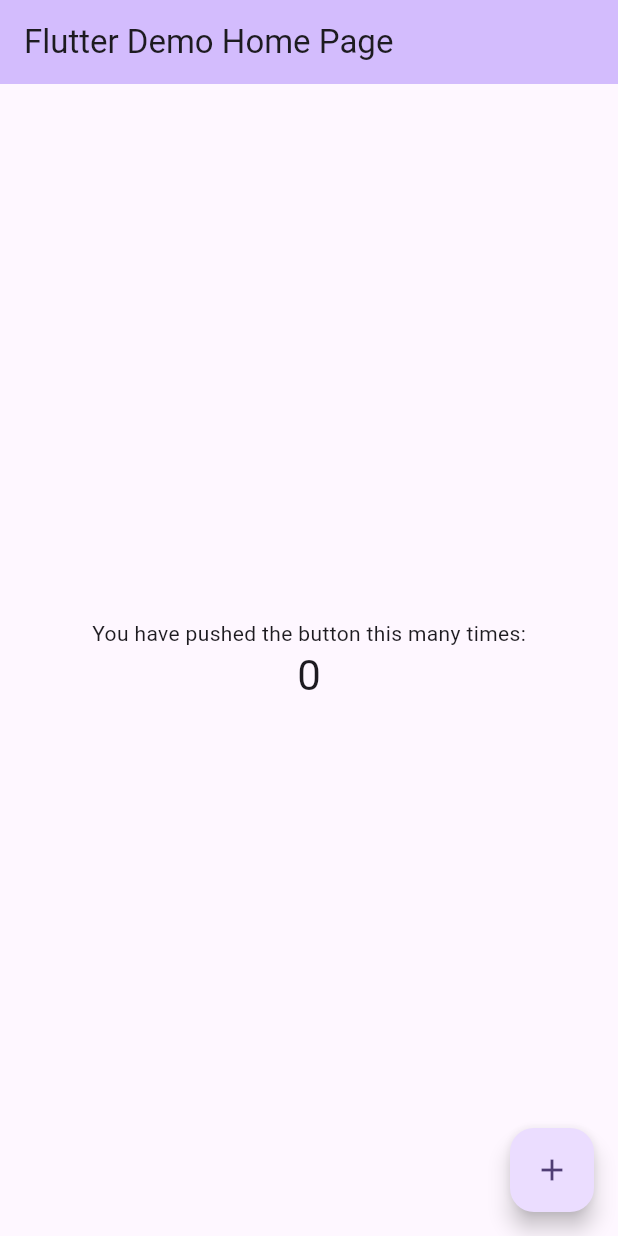
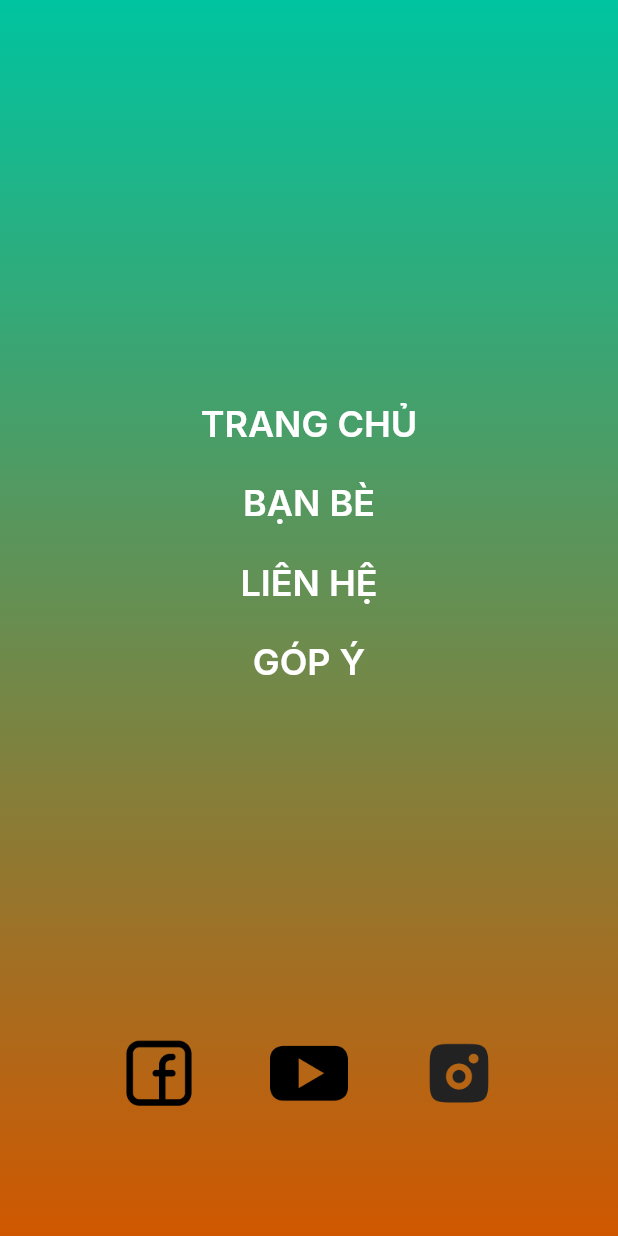
Before and after one commit to nguyencongtu2004/Funny-Drawing, a Flutter app: the screen it shows after launch, on a phone screen of 412 x 824 dp. Run offline on Flutter 3.47's test engine with Material 3 defaults, Android fonts, the phone set to English and light mode, and no system bars; Roboto replaces fonts that are missing (Inter).

Commit message:
thêm home page

```diff
--- a/lib/Screen/HomePage.dart
+++ b/lib/Screen/HomePage.dart
@@ -0,0 +1,89 @@
+import 'package:flutter/material.dart';
+
+class HomePage extends StatelessWidget {
+  const HomePage({super.key});
+
+  final buttonSize = const Size(100, 100);
+  @override
+  Widget build(BuildContext context) {
+    return Container(
+      decoration: const BoxDecoration(
+          gradient: LinearGradient(
+              begin: Alignment(0.00, -1.00),
+              end: Alignment(0, 1),
+              colors: [Color(0xFF00C4A0), Color(0xFFD05700)])),
+      child: Column(
+        mainAxisAlignment: MainAxisAlignment.center,
+        crossAxisAlignment: CrossAxisAlignment.center,
+        children: [
+          const SizedBox(height: 200),
+          TextButton(
+              onPressed: () {},
+              child: Text(
+                'TRANG CHỦ',
+                style: Theme.of(context).textTheme.titleLarge,
+              )),
+          const SizedBox(height: 5),
+          TextButton(
+              onPressed: () {},
+              child: Text(
+                'BẠN BÈ',
+                style: Theme.of(context).textTheme.titleLarge,
+              )),
+          const SizedBox(height: 5),
+          TextButton(
+              onPressed: () {},
+              child: Text(
+                'LIÊN HỆ',
+                style: Theme.of(context).textTheme.titleLarge,
+              )),
+          const SizedBox(height: 5),
+          TextButton(
+              onPressed: () {},
+              child: Text(
+                'GÓP Ý',
+                style: Theme.of(context).textTheme.titleLarge,
+              )),
+          const SizedBox(height: 200),
+          Row(
+            crossAxisAlignment: CrossAxisAlignment.center,
+            mainAxisAlignment: MainAxisAlignment.center,
+            children: [
+              ElevatedButton(
+                onPressed: () {},
+                style: ElevatedButton.styleFrom(
+                  fixedSize: buttonSize,
+                  backgroundColor: const Color.fromARGB(0, 0, 0, 0),
+                  shadowColor: const Color.fromARGB(0, 0, 0, 0),
+                  surfaceTintColor: const Color.fromARGB(0, 0, 0, 0),
+
+                ),
+                child: Image.asset('assets/images/home_page/facebook.png'),
+              ),
+              ElevatedButton(
+                onPressed: () {},
+                style: ElevatedButton.styleFrom(
+                  fixedSize: buttonSize,
+                  backgroundColor: const Color.fromARGB(0, 0, 0, 0),
+                  shadowColor: const Color.fromARGB(0, 0, 0, 0),
+                  surfaceTintColor: const Color.fromARGB(0, 0, 0, 0),
+                ),
+                child: Image.asset('assets/images/home_page/youtube.png'),
+              ),
+              ElevatedButton(
+                onPressed: () {},
+                style: ElevatedButton.styleFrom(
+                  fixedSize: buttonSize,
+                  backgroundColor: const Color.fromARGB(0, 0, 0, 0),
+                  shadowColor: const Color.fromARGB(0, 0, 0, 0),
+                  surfaceTintColor: const Color.fromARGB(0, 0, 0, 0),
+                ),
+                child: Image.asset('assets/images/home_page/instagram.png'),
+              ),
+            ],
+          )
+        ],
+      ),
+    );
+  }
+}
--- a/lib/main.dart
+++ b/lib/main.dart
@@ -1,4 +1,6 @@
+import 'package:draw_and_guess_promax/Screen/HomePage.dart';
 import 'package:flutter/material.dart';
+import 'package:draw_and_guess_promax/Screen/Drawing.dart';
 
 void main() {
   runApp(const MyApp());
@@ -11,115 +13,17 @@ class MyApp extends StatelessWidget {
   @override
   Widget build(BuildContext context) {
     return MaterialApp(
-      title: 'Flutter Demo',
-      theme: ThemeData(
-        // This is the theme of your application.
-        //
-        // TRY THIS: Try running your application with "flutter run". You'll see
-        // the application has a purple toolbar. Then, without quitting the app,
-        // try changing the seedColor in the colorScheme below to Colors.green
-        // and then invoke "hot reload" (save your changes or press the "hot
-        // reload" button in a Flutter-supported IDE, or press "r" if you used
-        // the command line to start the app).
-        //
-        // Notice that the counter didn't reset back to zero; the application
-        // state is not lost during the reload. To reset the state, use hot
-        // restart instead.
-        //
-        // This works for code too, not just values: Most code changes can be
-        // tested with just a hot reload.
-        colorScheme: ColorScheme.fromSeed(seedColor: Colors.deepPurple),
-        useMaterial3: true,
-      ),
-      home: const MyHomePage(title: 'Flutter Demo Home Page'),
+      theme: ThemeData().copyWith(
+          textTheme: const TextTheme().copyWith(
+        titleLarge: const TextStyle(
+          color: Colors.white,
+          fontSize: 24,
+          fontFamily: 'Inter',
+          fontWeight: FontWeight.w600,
+          height: 0,
+        ),
+      )),
+      home: HomePage(),
     );
   }
 }
-
-class MyHomePage extends StatefulWidget {
-  const MyHomePage({super.key, required this.title});
-
-  // This widget is the home page of your application. It is stateful, meaning
-  // that it has a State object (defined below) that contains fields that affect
-  // how it looks.
-
-  // This class is the configuration for the state. It holds the values (in this
-  // case the title) provided by the parent (in this case the App widget) and
-  // used by the build method of the State. Fields in a Widget subclass are
-  // always marked "final".
-
-  final String title;
-
-  @override
-  State<MyHomePage> createState() => _MyHomePageState();
-}
-
-class _MyHomePageState extends State<MyHomePage> {
-  int _counter = 0;
-
-  void _incrementCounter() {
-    setState(() {
-      // This call to setState tells the Flutter framework that something has
-      // changed in this State, which causes it to rerun the build method below
-      // so that the display can reflect the updated values. If we changed
-      // _counter without calling setState(), then the build method would not be
-      // called again, and so nothing would appear to happen.
-      _counter++;
-    });
-  }
-
-  @override
-  Widget build(BuildContext context) {
-    // This method is rerun every time setState is called, for instance as done
-    // by the _incrementCounter method above.
-    //
-    // The Flutter framework has been optimized to make rerunning build methods
-    // fast, so that you can just rebuild anything that needs updating rather
-    // than having to individually change instances of widgets.
-    return Scaffold(
-      appBar: AppBar(
-        // TRY THIS: Try changing the color here to a specific color (to
-        // Colors.amber, perhaps?) and trigger a hot reload to see the AppBar
-        // change color while the other colors stay the same.
-        backgroundColor: Theme.of(context).colorScheme.inversePrimary,
-        // Here we take the value from the MyHomePage object that was created by
-        // the App.build method, and use it to set our appbar title.
-        title: Text(widget.title),
-      ),
-      body: Center(
-        // Center is a layout widget. It takes a single child and positions it
-        // in the middle of the parent.
-        child: Column(
-          // Column is also a layout widget. It takes a list of children and
-          // arranges them vertically. By default, it sizes itself to fit its
-          // children horizontally, and tries to be as tall as its parent.
-          //
-          // Column has various properties to control how it sizes itself and
-          // how it positions its children. Here we use mainAxisAlignment to
-          // center the children vertically; the main axis here is the vertical
-          // axis because Columns are vertical (the cross axis would be
-          // horizontal).
-          //
-          // TRY THIS: Invoke "debug painting" (choose the "Toggle Debug Paint"
-          // action in the IDE, or press "p" in the console), to see the
-          // wireframe for each widget.
-          mainAxisAlignment: MainAxisAlignment.center,
-          children: <Widget>[
-            const Text(
-              'You have pushed the button this many times:',
-            ),
-            Text(
-              '$_counter',
-              style: Theme.of(context).textTheme.headlineMedium,
-            ),
-          ],
-        ),
-      ),
-      floatingActionButton: FloatingActionButton(
-        onPressed: _incrementCounter,
-        tooltip: 'Increment',
-        child: const Icon(Icons.add),
-      ), // This trailing comma makes auto-formatting nicer for build methods.
-    );
-  }
-}
--- a/pubspec.yaml
+++ b/pubspec.yaml
@@ -62,6 +62,10 @@ flutter:
   # assets:
   #   - images/a_dot_burr.jpeg
   #   - images/a_dot_ham.jpeg
+  assets:
+    - assets/images/home_page/facebook.png
+    - assets/images/home_page/instagram.png
+    - assets/images/home_page/youtube.png
 
   # An image asset can refer to one or more resolution-specific "variants", see
   # https://flutter.dev/assets-and-images/#resolution-aware
```
Also changed, not shown: assets/images/home_page/facebook.png (added), assets/images/home_page/instagram.png (added), assets/images/home_page/youtube.png (added).
